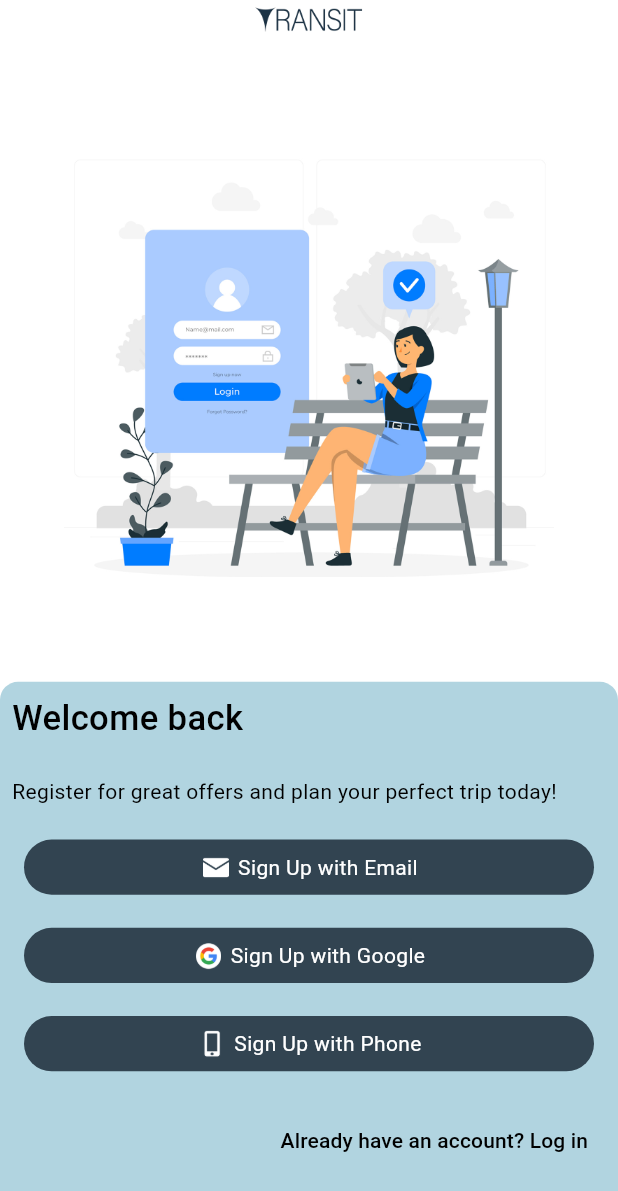
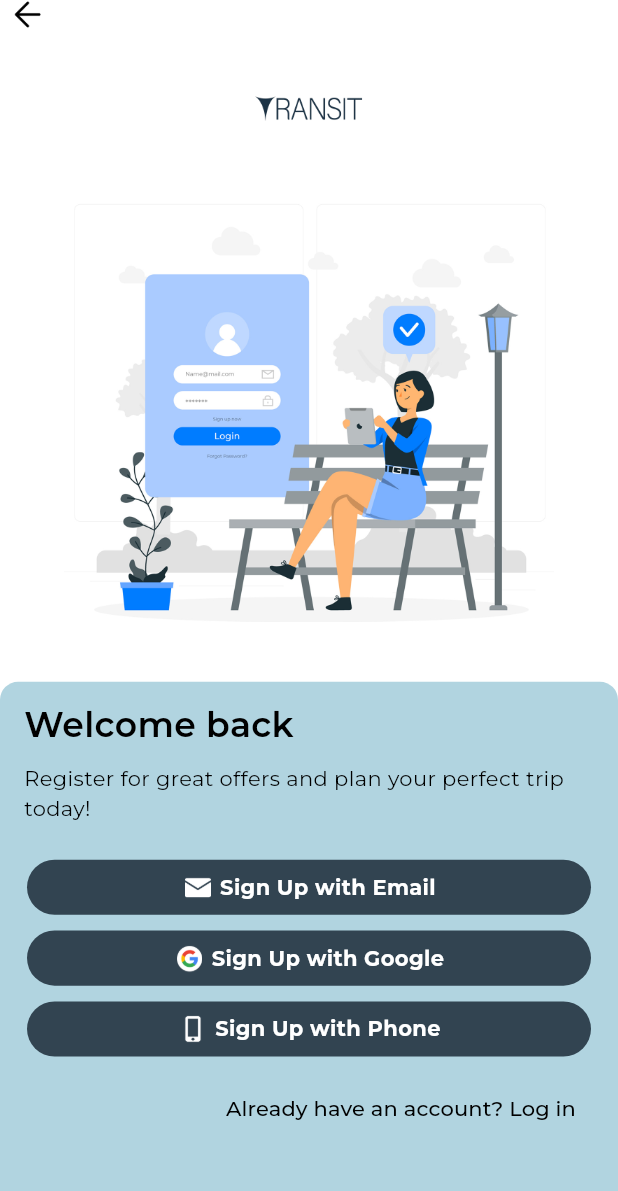
Before and after one commit to transitcoindia/app, a Flutter app: the screen it shows after launch, after a tap on "Log In", on a phone screen of 412 x 824 dp. Shown: the top 1191 px of the screen. Run offline on Flutter 3.47's test engine with Material 3 defaults, Android fonts, the phone set to English and light mode, and no system bars; our stand-ins replace bloc, dio, equatable, flutter_bloc, flutter_otp_text_field, flutter_screenutil and 8 more.

Commit message:
lots of changes done

```diff
--- a/lib/core/routes.dart
+++ b/lib/core/routes.dart
@@ -6,6 +6,7 @@
 import 'package:transit/screens/auth_screens/login_page.dart';
 import 'package:transit/screens/auth_screens/ots_screen.dart';
 import 'package:transit/screens/auth_screens/register_page.dart';
+import 'package:transit/screens/auth_screens/sign_up_screen.dart';
 import 'package:transit/screens/home_screens/home_screen.dart';
 import 'package:transit/screens/home_screens/list_page.dart';
 import 'package:transit/screens/home_screens/maps_page.dart';
@@ -33,7 +34,7 @@
 
   redirect: (context, state) {
     if (authBloc.state is AuthUnauthenticated && (state.matchedLocation != '/login' && state.matchedLocation != '/register'
-    && state.matchedLocation != '/loginType'
+    && state.matchedLocation != '/loginType'  && state.matchedLocation != '/signUp'
     )) {
       return '/preLogin';
     }
@@ -66,6 +67,10 @@
     GoRoute(
       path: '/page1',
       builder: (context, state) =>  MapsPage(),
+    ),
+     GoRoute(
+      path: '/signUp',
+      builder: (context, state) =>  SignUpScreen(),
     ),
     GoRoute(
       path: '/page2',
--- a/lib/core/theme/colors.dart
+++ b/lib/core/theme/colors.dart
@@ -17,3 +17,6 @@
 const deselectedCircleAvatar = Color.fromARGB(255, 217, 217, 217);
 const selectedCircleAvatar = Color.fromARGB(255, 110, 110, 110);
 const bottomCardColor = Color.fromARGB(255, 177, 212, 224);
+const borderColor = Color.fromARGB(74, 234, 234, 234);
+const enabledBorderColor = Color.fromARGB(255, 189, 235, 252);
+const enabledFillColor = Color.fromARGB(255, 223, 237, 242);
--- a/lib/main.dart
+++ b/lib/main.dart
@@ -106,11 +106,15 @@
           child: MaterialApp.router(
             debugShowCheckedModeBanner: false,
             title: 'Flutter Demo',
-            theme: ThemeData(
+            theme: ThemeData(fontFamily: 'Montserrat',
               iconTheme: const IconThemeData(color: Colors.white),
-              textTheme: const TextTheme(bodyMedium: TextStyle(color: Color.fromARGB(255, 0, 0, 0))),
+              textTheme: const TextTheme(
 
-              colorScheme: ColorScheme.fromSeed(seedColor: Colors.white),
+    bodyLarge: TextStyle(fontFamily: 'Montserrat', fontWeight: FontWeight.w600, color: Colors.black),
+
+                bodyMedium: TextStyle(color: Color.fromARGB(255, 0, 0, 0))),
+
+              colorScheme: ColorScheme.fromSeed(seedColor: const Color.fromARGB(255, 3, 0, 0)),
               useMaterial3: true,
             ),
             routerConfig: router,
--- a/lib/screens/pre_login_screens/login_type_page.dart
+++ b/lib/screens/pre_login_screens/login_type_page.dart
@@ -1,5 +1,6 @@
 import 'package:flutter/material.dart';
 import 'package:flutter_screenutil/flutter_screenutil.dart';
+import 'package:go_router/go_router.dart';
 import 'package:transit/core/data/pre_login_data.dart';
 import 'package:transit/core/theme/colors.dart';
 import 'package:transit/widgets/pre_auth_buttons.dart';
@@ -16,23 +17,29 @@
   bool slideLeft = true; // Tracks the animation direction
 
   late AnimationController _animationController;
+  late AnimationController _textAnimationController;
   late Animation<Offset> _slideAnimation;
+  late Animation<Offset> _textSlideAnimation;
 
   @override
   void initState() {
     super.initState();
 
-    // Animation Controller (Faster: 350ms)
     _animationController = AnimationController(
       vsync: this,
       duration: const Duration(milliseconds: 350),
     );
 
+    _textAnimationController = AnimationController(
+      vsync: this,
+      duration: const Duration(milliseconds: 350),
+    );
+
     _updateSlideAnimation();
+    _updateTextSlideAnimation();
   }
 
   void _updateSlideAnimation() {
-    // Alternate the direction
     _slideAnimation = Tween<Offset>(
       begin: Offset.zero,
       end: slideLeft ? const Offset(-1, 0) : const Offset(1, 0),
@@ -42,24 +49,32 @@
     ));
   }
 
+  void _updateTextSlideAnimation() {
+    _textSlideAnimation = Tween<Offset>(
+      begin: Offset.zero,
+      end: slideLeft ? const Offset(-1, 0) : const Offset(1, 0),
+    ).animate(CurvedAnimation(
+      parent: _textAnimationController,
+      curve: Curves.easeInOut,
+    ));
+  }
+
   void switchToLogin() {
-    // Start animation in the current direction
-    _animationController.forward().then((_) {
-      // Toggle the value after animation completes
+    _animationController.forward();
+    _textAnimationController.forward().then((_) {
       textNotifier.value = textNotifier.value == "logIn" ? "signUp" : "logIn";
-
-      // Flip animation direction for next transition
       slideLeft = !slideLeft;
       _updateSlideAnimation();
-
-      // Reset animation for next transition
+      _updateTextSlideAnimation();
       _animationController.reset();
+      _textAnimationController.reset();
     });
   }
 
   @override
   void dispose() {
     _animationController.dispose();
+    _textAnimationController.dispose();
     super.dispose();
   }
 
@@ -71,8 +86,15 @@
         bottom: false,
         child: Column(
           mainAxisAlignment: MainAxisAlignment.spaceBetween,
+          crossAxisAlignment: CrossAxisAlignment.start,
           children: [
-            // Logo at the top
+                       Padding(
+                         padding: const EdgeInsets.symmetric(horizontal:  8.0),
+                         child: InkWell(
+                          onTap: () => Navigator.of(context).pop(),
+                          child: SizedBox(height: 20.h,width: 20.w,child: Image.asset('assets/general_icons/back_button.png'),)),
+                       ),
+
             Center(
               child: SizedBox(
                 height: 26.h,
@@ -80,8 +102,8 @@
               ),
             ),
 
-            // Page-like Animated Image
-            SizedBox(
+            Align(alignment: Alignment.bottomCenter,
+              child: SizedBox(
                 height: 300.h,
                 child: Stack(
                   children: [
@@ -92,7 +114,7 @@
                         builder: (context, value, child) {
                           return Image.asset(
                             'assets/lin_siup_images/ls${value == "logIn" ? 0 : 1}.png',
-                          key: ValueKey<String>(value), // Ensures animation triggers
+                            key: ValueKey<String>(value),
                             height: 300.h,
                           );
                         },
@@ -101,18 +123,9 @@
                   ],
                 ),
               ),
+            ),
 
-            // Bottom Card (Fade Animation)
-            AnimatedSwitcher(
-              duration: const Duration(milliseconds: 350),
-              transitionBuilder: (child, animation) {
-                return FadeTransition(opacity: animation, child: child);
-              },
-              child: ValueListenableBuilder<String>(
-                valueListenable: textNotifier,
-                builder: (context, value, child) {
-                  return Container(
-                    key: ValueKey<String>(value),
+            Container(
               height: 382.h,
               decoration: BoxDecoration(
                 color: bottomCardColor,
@@ -122,64 +135,77 @@
                 ),
               ),
               child: Padding(
-                      padding: const EdgeInsets.all(8.0),
+                padding: const EdgeInsets.symmetric(vertical:  12.0, horizontal: 16),
                 child: Column(
                   crossAxisAlignment: CrossAxisAlignment.start,
                   mainAxisAlignment: MainAxisAlignment.spaceBetween,
                   children: [
+                    SlideTransition(
+                      position: _textSlideAnimation,
+                      child: ValueListenableBuilder<String>(
+                        valueListenable: textNotifier,
+                        builder: (context, value, child) {
+                          return Column(
+                            crossAxisAlignment: CrossAxisAlignment.start,
+                            children: [
                               Text(
                                 authTypeHeading[value == "logIn" ? 0 : 1],
-                            style: TextStyle(fontWeight: FontWeight.w500, fontSize: 22.sp),
+                                style: TextStyle(fontWeight: FontWeight.w600, fontSize: 22.sp),
                               ),
+                              SizedBox(height: 10.h,),
+
                               Text(authTypeDesc[value == "logIn" ? 0 : 1]),
-
-                          // Buttons
+                            ],
+                          );
+                        },
+                      ),
+                    ),
+                    SizedBox(height: 3.h,),
                     SizedBox(
                       height: 38.h,
-                            child: PreAuthButtons(
+                      child: PreAuthButtons(bold: true,horizontalPadding: 2,
                         leadingIcon: 'assets/auth_icons/email.png',
                         border: false,
-                              label: '${value == "logIn" ? "Login" : "Sign Up"} with Email',
+                        label: '${textNotifier.value == "logIn" ? "Login" : "Sign Up"} with Email',
+                        onTap: () {
+
+                          GoRouter.of(context).push('/signUp');
+                        },
+                      ),
+                    ),
+                    SizedBox(
+                      height: 38.h,
+                      child: PreAuthButtons(bold: true,horizontalPadding: 2,
+                        leadingIcon: 'assets/auth_icons/google.png',
+                        border: false,
+                        label: '${textNotifier.value == "logIn" ? "Login" : "Sign Up"} with Google',
                         onTap: () {},
                       ),
                     ),
                     SizedBox(
                       height: 38.h,
-                            child: PreAuthButtons(
-                              leadingIcon: 'assets/auth_icons/google.png',
+                      child: PreAuthButtons(bold: true,horizontalPadding: 2,
+                        leadingIcon: 'assets/auth_icons/mobile.png',
                         border: false,
-                              label: '${value == "logIn" ? "Login" : "Sign Up"} with Google',
+                        label: '${textNotifier.value == "logIn" ? "Login" : "Sign Up"} with Phone',
                         onTap: () {},
                       ),
                     ),
-                          SizedBox(
-                            height: 38.h,
-                            child: PreAuthButtons(
-                              leadingIcon: 'assets/auth_icons/mobile.png',
-                              border: false,
-                              label: '${value == "logIn" ? "Login" : "Sign Up"} with Phone',
-                              onTap: () {},
-                            ),
-                          ),
-
                     Align(
                       alignment: Alignment.centerRight,
                       child: TextButton(
                         onPressed: switchToLogin,
                         child: Text(
-                                value == "logIn"
+                          textNotifier.value == "logIn"
                               ? "Don't have an account? Sign up"
                               : "Already have an account? Log in",
                           style: TextStyle(color: black),
                         ),
                       ),
                     ),
-                          SizedBox(height: 10.h),
+                    SizedBox(height: 40.h),
                   ],
                 ),
-                    ),
-                  );
-                },
               ),
             ),
           ],
--- a/lib/screens/pre_login_screens/pre_login_screen.dart
+++ b/lib/screens/pre_login_screens/pre_login_screen.dart
@@ -80,6 +80,8 @@
             ),
 
                   // Animated Text Switcher
+                  Column(
+                    children: [
                       AnimatedSwitcher(
                         duration: const Duration(milliseconds: 400),
                         child: SizedBox(height: 100.h,
@@ -88,7 +90,7 @@
                             children: [
                               Text(
                                 preLoginHeading[index],
-                            style: const TextStyle(fontWeight: FontWeight.bold),
+                                style: const TextStyle(fontWeight: FontWeight.w700),
                               ),
                               Padding(
                                 padding: const EdgeInsets.all(8.0),
@@ -103,7 +105,7 @@
                       ),
 
                       // Fixed Positioned Dots
-                  SizedBox(height: 10.h), // Spacer
+                                       // SizedBox(height: 5.h), // Spacer
                       SizedBox(
                         height: 20.h, // Fixed height to prevent shifting
                         child: Align(
@@ -117,7 +119,7 @@
                               return GestureDetector(
                                 // onTap: () => context.read<PreLoginCubit>().changeIndex(i),
                                 child: CircleAvatar(
-                              radius: 5,
+                                  radius: 3,
                                   backgroundColor: i == index ? selectedCircleAvatar : deselectedCircleAvatar,
                                 ),
                               );
@@ -125,23 +127,29 @@
                           ),
                         ),
                       ),
+                    ],
+                  ),
 
                   // Auth Buttons
-                  const SizedBox(height: 20), // Ensures fixed spacing
+                   SizedBox(height: 25.h), // Ensures fixed spacing
                   Column(
                     children: [
-                      PreAuthButtons(
+                      SizedBox(height: 29.h,
+                        child: PreAuthButtons(
                           bold: true,
                           onTap: () {
                             GoRouter.of(context).push('/loginType');
                           },
                           label: "Log In",
                         ),
+                      ),
                       SizedBox(height: 10.h),
-                      PreAuthButtons(
+                      SizedBox(height: 29.h,
+                        child: PreAuthButtons(
                           alt: true,
                           onTap: () {},
                           label: "I’m new, Sign me up",
+                        ),
                       ),
                     ],
                   ),
--- a/lib/widgets/pre_auth_buttons.dart
+++ b/lib/widgets/pre_auth_buttons.dart
@@ -5,7 +5,9 @@
 class PreAuthButtons extends StatelessWidget {
   const PreAuthButtons({super.key, required this.onTap,this.bold = false,this.leadingIcon,
   required this.label,
-  this.alt=false, this.border=true
+  this.alt=false, this.border=true,
+  this.enabled=true,this.fontsize,
+  this.horizontalPadding=8
   });
 final void Function()? onTap;
 final String label;
@@ -13,10 +15,13 @@
 final bool bold ;
 final String? leadingIcon;
 final bool border;
+final bool enabled;
+final double? fontsize;
+final double horizontalPadding;
   @override
   Widget build(BuildContext context) {
     return Container(
-      padding: EdgeInsets.symmetric(horizontal:  8),
+      padding: EdgeInsets.symmetric(horizontal:  horizontalPadding),
       width: double.infinity,
 
       child: InkWell(
@@ -26,7 +31,7 @@
 
       child: Container(
         padding: EdgeInsets.all(2),decoration: BoxDecoration(
-          color: alt?white:elevatedButtonBlue,
+          color:enabled? alt?white:elevatedButtonBlue:bottomCardColor,
           borderRadius: BorderRadius.circular(25),
           border: Border.all( color:border?alt?elevatedButtonBlue:white:transparent )
         ),
@@ -37,9 +42,9 @@
             SizedBox(height: 20.h,width: 20.w,child: Image.asset(leadingIcon!),),
 
            if(leadingIcon!=null)SizedBox(width: 4.w,),
-            Text(label,style: TextStyle(
+            Text(label,style: TextStyle(fontSize: fontsize,
               fontWeight: bold?FontWeight.bold:null,
-              color: alt?elevatedButtonBlue:white
+              color:enabled? alt?elevatedButtonBlue:white:white
             ),),
           ],
         ),
```
Also changed, not shown: lib/screens/auth_screens/login_page.dart (+7 -12 lines), lib/screens/auth_screens/sign_up_screen.dart (added, +201 -0 lines), pubspec.yaml (+13 -6 lines), assets/general_icons/back_button.png (added), fonts/Montserrat-Bold.ttf (added), fonts/Montserrat-Medium.ttf (added), fonts/Montserrat-Regular.ttf (added), fonts/Montserrat-SemiBold.ttf (added), fonts/Montserrat.ttf (added), fonts/Montserrat700.ttf (added). Lines whose indentation alone changed are shown as unchanged.
